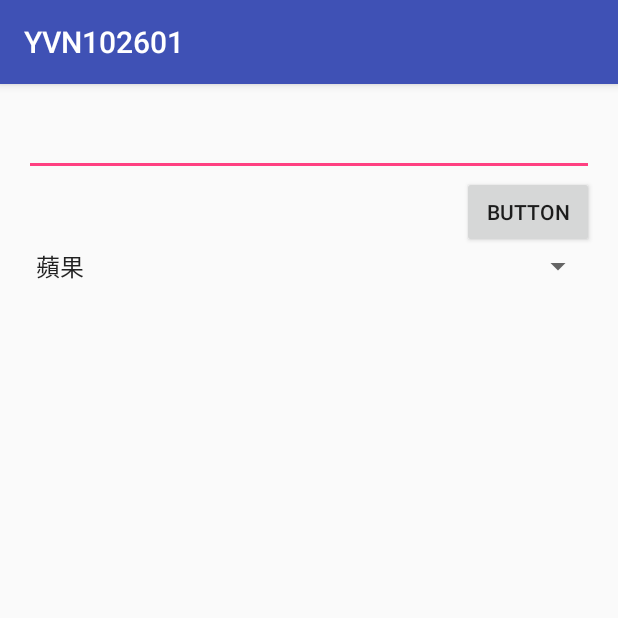
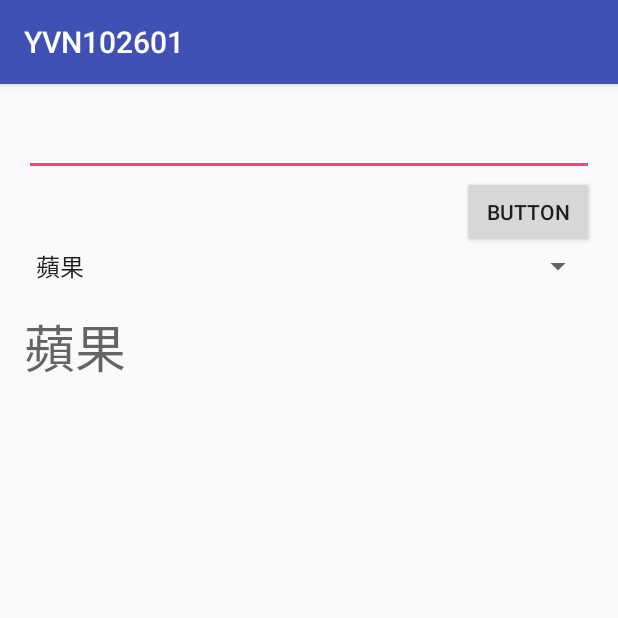
Before and after one commit to Shaojung/YVN102601, an Android app: the screen it shows after launch (MainActivity), on a phone screen of 412 x 824 dp, the top half of it. Run offline under Robolectric (Android 15) with nearby library versions, the phone set to English and light mode, and no system bars.

Commit message:
add spinner on item selected listener

```diff
--- a/app/src/main/java/com/example/yvtc/yvn102601/MainActivity.java
+++ b/app/src/main/java/com/example/yvtc/yvn102601/MainActivity.java
@@ -4,14 +4,33 @@ import android.support.v7.app.AppCompatActivity;
 import android.os.Bundle;
 import android.util.Log;
 import android.view.View;
+import android.widget.AdapterView;
 import android.widget.EditText;
+import android.widget.Spinner;
+import android.widget.TextView;
 
 public class MainActivity extends AppCompatActivity {
-
+    Spinner spinner;
+    TextView tv2;
     @Override
     protected void onCreate(Bundle savedInstanceState) {
         super.onCreate(savedInstanceState);
         setContentView(R.layout.activity_main);
+        tv2 = (TextView) findViewById(R.id.textView2);
+        spinner = (Spinner) findViewById(R.id.spinner);
+        spinner.setOnItemSelectedListener(new AdapterView.OnItemSelectedListener() {
+            @Override
+            public void onItemSelected(AdapterView<?> parent, View view, int position, long id) {
+                TextView t = (TextView) view;
+                String str = t.getText().toString();
+                tv2.setText(str);
+            }
+
+            @Override
+            public void onNothingSelected(AdapterView<?> parent) {
+
+            }
+        });
     }
     public void click1(View v)
     {
--- a/app/src/main/res/layout/activity_main.xml
+++ b/app/src/main/res/layout/activity_main.xml
@@ -34,4 +34,14 @@
         android:layout_alignParentStart="true"
         android:id="@+id/spinner"
         android:entries="@array/fruits" />
+
+    <TextView
+        android:text="TextView"
+        android:layout_width="wrap_content"
+        android:layout_height="wrap_content"
+        android:layout_below="@+id/spinner"
+        android:layout_alignParentStart="true"
+        android:layout_marginTop="16dp"
+        android:id="@+id/textView2"
+        android:textAppearance="@style/TextAppearance.AppCompat.Display1" />
 </RelativeLayout>
```
